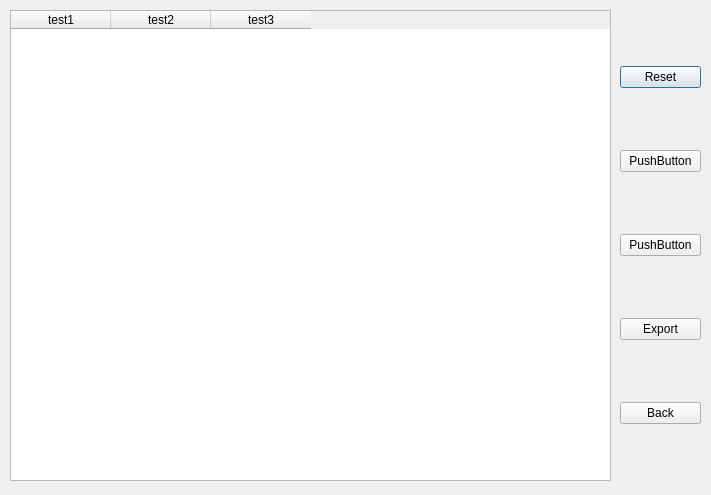
The window that ui/Result.ui (Team-544/dbas-lte) describes before a commit, drawn with Qt 5.
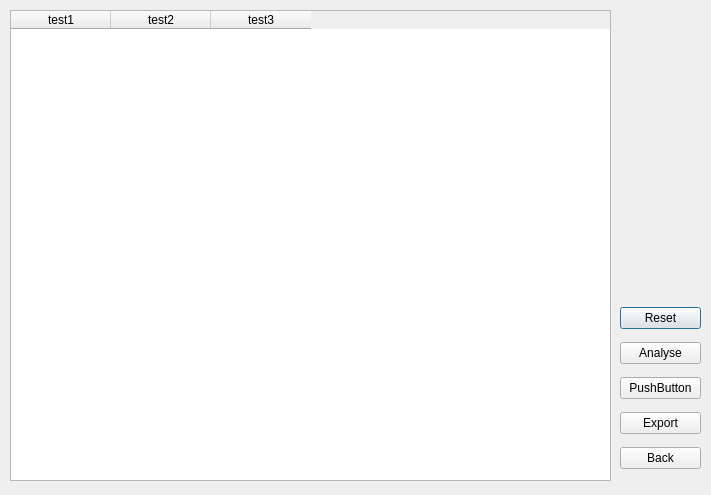
The same window after the commit.

```diff
--- a/ui/Result.ui
+++ b/ui/Result.ui
@@ -42,9 +42,9 @@
    <property name="geometry">
     <rect>
      <x>620</x>
-     <y>10</y>
+     <y>300</y>
      <width>81</width>
-     <height>471</height>
+     <height>181</height>
     </rect>
    </property>
    <layout class="QVBoxLayout" name="verticalLayout">
@@ -58,7 +58,7 @@
     <item>
      <widget class="QPushButton" name="pushButton_2">
       <property name="text">
-       <string>PushButton</string>
+       <string>Analyse</string>
       </property>
      </widget>
     </item>
```
